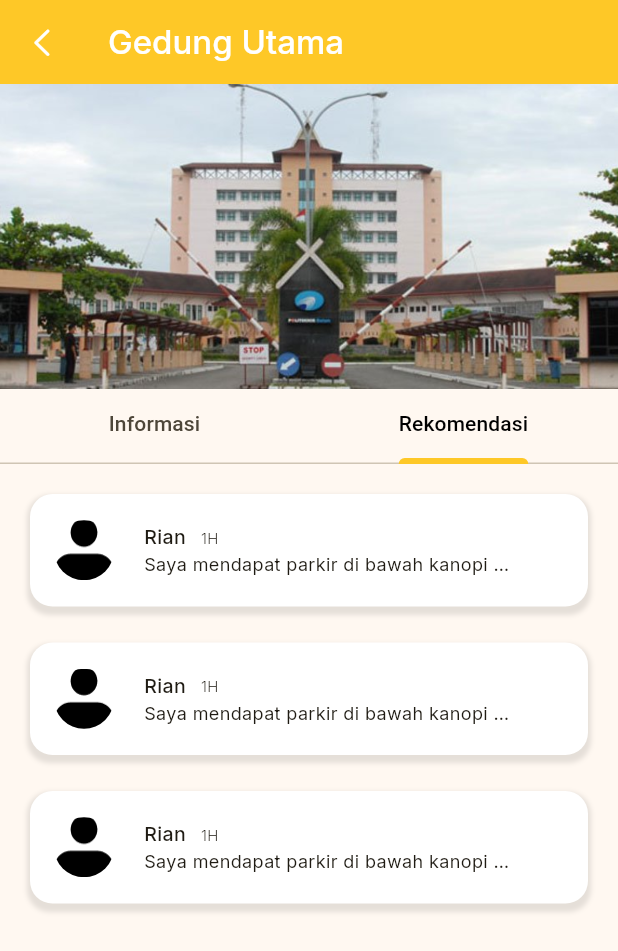
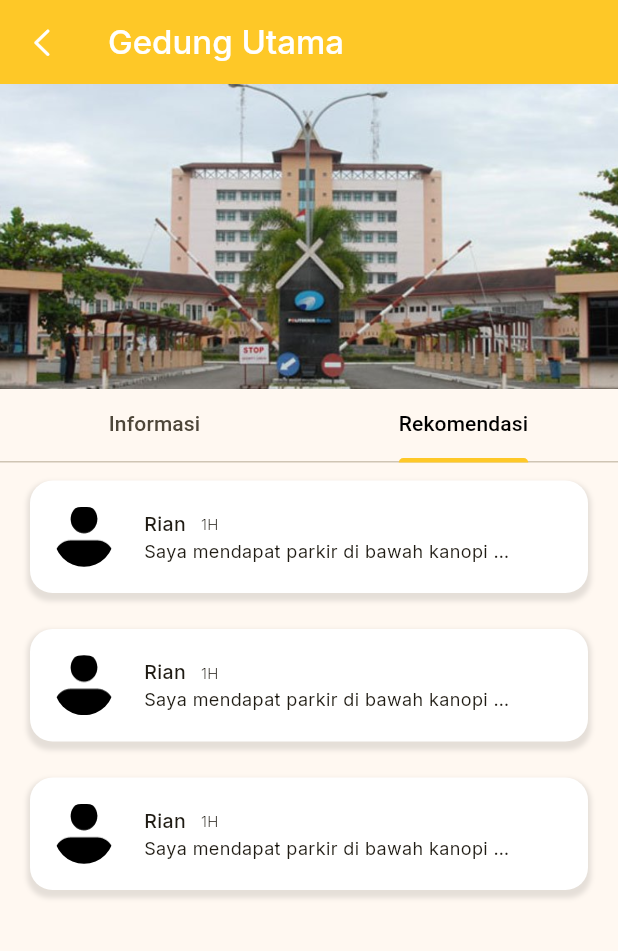
Before and after one commit to rian1504/ParkQuest-Parkir-Gamifikasi, a Flutter app: the DetailGedungUtama screen opened directly, tab 2 chosen, on a phone screen of 412 x 824 dp. Shown: the top 951 px of the screen. Run offline on Flutter 3.47's test engine with Material 3 defaults, Android fonts, the phone set to English and light mode, and no system bars; our stand-ins replace flutter_dotenv, flutter_rating_bar, google_fonts, google_maps_flutter, image_picker; missing offline and left inert: show_hide_password; project files that could hold a hidden picture were left out.

Commit message:
Update halaman rekomendasi parkir dan pencarian parkir 1. Update animasi auto-scroll pada halaman rekomendasi parkir dan pencarian parkir 2. Update tab rekomendasi pada halaman detail gedung utama

```diff
--- a/lib/pages/detail_gedung_utama.dart
+++ b/lib/pages/detail_gedung_utama.dart
@@ -57,7 +57,10 @@ class _DetailGedungUtama extends State<DetailGedungUtama> {
       child: Container(
         height: 75,
         padding: EdgeInsets.all(16),
-        margin: EdgeInsets.only(bottom: 24),
+        margin: EdgeInsets.symmetric(
+          vertical: 12,
+          horizontal: 20,
+        ),
         clipBehavior: Clip.antiAlias,
         decoration: BoxDecoration(
           color: Colors.white,
@@ -174,7 +177,7 @@ class _DetailGedungUtama extends State<DetailGedungUtama> {
             TabBar(
               indicatorColor: Color(0xFFFEC827),
               indicatorSize: TabBarIndicatorSize.label,
-              indicatorWeight: 4,
+              indicatorWeight: 3,
               tabs: [
                 Tab(text: 'Informasi'),
                 Tab(text: 'Rekomendasi'),
@@ -274,10 +277,8 @@ class _DetailGedungUtama extends State<DetailGedungUtama> {
                     ),
                   ),
                   // Tab Rekomendasi
-                  SingleChildScrollView(
-                    child: Padding(
-                      padding: EdgeInsets.all(20),
-                      child: Column(
+                  ListView(
+                    scrollDirection: Axis.vertical,
                     children: [
                       _buildCard(
                         'assets/img/profile_picture.png',
@@ -299,8 +300,6 @@ class _DetailGedungUtama extends State<DetailGedungUtama> {
                       ),
                     ],
                   ),
-                    ),
-                  ),
                 ],
               ),
             ),
--- a/lib/pages/pencarian_parkir.dart
+++ b/lib/pages/pencarian_parkir.dart
@@ -99,11 +99,11 @@ class _PencarianParkir extends State<PencarianParkir> {
 
   // Auto Scroll Card
   void _scrollCard(int index) {
-    double cardOffset = 250.0 * index;
+    double cardOffset = 240.0 * index;
     _scrollController.animateTo(
       cardOffset,
-      duration: Duration(milliseconds: 500),
-      curve: Curves.easeInOut,
+      duration: Duration(milliseconds: 800),
+      curve: Curves.ease,
     );
   }
 
--- a/lib/pages/rekomendasi_parkir.dart
+++ b/lib/pages/rekomendasi_parkir.dart
@@ -99,11 +99,11 @@ class _RekomendasiParkir extends State<RekomendasiParkir> {
 
   // Auto Scroll Card
   void _scrollCard(int index) {
-    double cardOffset = 250.0 * index;
+    double cardOffset = 240.0 * index;
     _scrollController.animateTo(
       cardOffset,
-      duration: Duration(milliseconds: 500),
-      curve: Curves.easeInOut,
+      duration: Duration(milliseconds: 800),
+      curve: Curves.ease,
     );
   }
 
```
Lines whose indentation alone changed are shown as unchanged.
